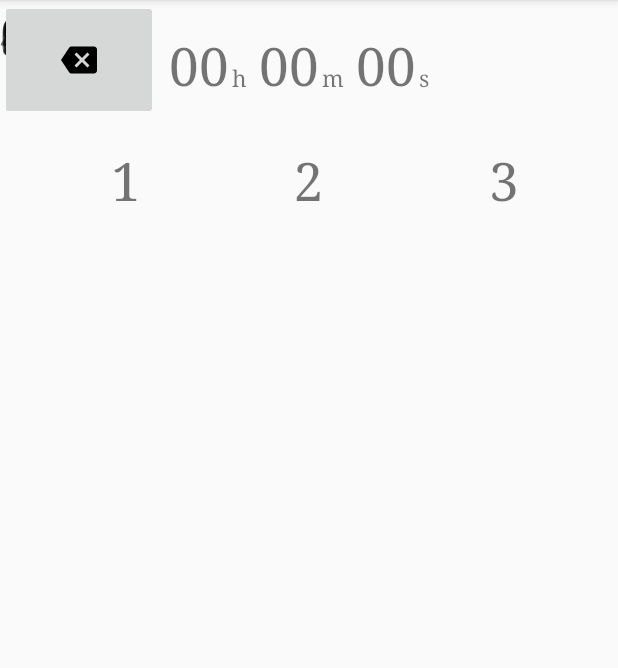
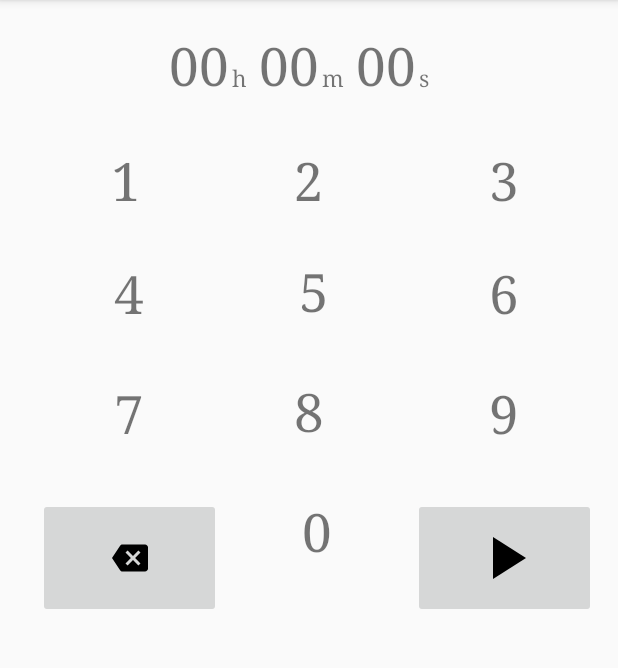
Before and after one commit to NWuensche/MorningPages, an Android app: the screen it shows after launch (MainActivity), on a phone screen of 412 x 824 dp, the part 84-752 px from its top. Run offline under Robolectric (Android 15) with nearby library versions, the phone set to English and light mode, and no system bars.

Commit message:
Fix layout

```diff
--- a/app/src/main/res/layout/activity_main.xml
+++ b/app/src/main/res/layout/activity_main.xml
@@ -18,30 +18,43 @@
         android:gravity="center_horizontal"
         android:text="4"
         android:textSize="35sp"
-        tools:layout_editor_absoluteY="183dp"
-        tools:layout_editor_absoluteX="18dp" />
+        app:layout_constraintLeft_toLeftOf="@+id/text1"
+        android:layout_marginLeft="0dp"
+        app:layout_constraintRight_toLeftOf="@+id/text5"
+        android:layout_marginRight="0dp"
+        android:layout_marginTop="0dp"
+        app:layout_constraintTop_toBottomOf="@+id/text2" />
 
     <TextView
         android:id="@+id/text5"
-        android:layout_width="0dp"
+        android:layout_width="122dp"
         android:layout_height="80dp"
+        android:layout_marginLeft="0dp"
+        android:layout_marginRight="0dp"
+        android:layout_marginTop="-1dp"
         android:fontFamily="serif"
         android:gravity="center_horizontal"
         android:text="5"
         android:textSize="35sp"
-        tools:layout_editor_absoluteX="121dp"
-        tools:layout_editor_absoluteY="184dp" />
+        app:layout_constraintLeft_toLeftOf="@+id/text2"
+        app:layout_constraintRight_toLeftOf="@+id/text3"
+        app:layout_constraintTop_toBottomOf="@+id/text2"
+        app:layout_constraintHorizontal_bias="0.428" />
 
     <TextView
         android:id="@+id/text6"
-        android:layout_width="0dp"
+        android:layout_width="122dp"
         android:layout_height="80dp"
+        android:layout_marginLeft="0dp"
+        android:layout_marginRight="0dp"
+        android:layout_marginTop="0dp"
         android:fontFamily="serif"
         android:gravity="center_horizontal"
         android:text="6"
         android:textSize="35sp"
-        tools:layout_editor_absoluteY="176dp"
-        tools:layout_editor_absoluteX="141dp" />
+        app:layout_constraintLeft_toLeftOf="@+id/text3"
+        app:layout_constraintRight_toRightOf="@+id/text3"
+        app:layout_constraintTop_toBottomOf="@+id/text2" />
 
     <TextView
         android:id="@+id/labelHours"
@@ -155,8 +168,12 @@
         android:gravity="center_horizontal"
         android:text="8"
         android:textSize="35sp"
-        tools:layout_editor_absoluteY="251dp"
-        tools:layout_editor_absoluteX="121dp" />
+        android:layout_marginTop="0dp"
+        app:layout_constraintTop_toBottomOf="@+id/text5"
+        android:layout_marginRight="0dp"
+        app:layout_constraintRight_toRightOf="@+id/text2"
+        android:layout_marginLeft="0dp"
+        app:layout_constraintLeft_toLeftOf="@+id/text2" />
 
     <TextView
         android:id="@+id/text0"
@@ -166,19 +183,27 @@
         android:gravity="center_horizontal"
         android:text="0"
         android:textSize="35sp"
-        tools:layout_editor_absoluteY="331dp"
-        tools:layout_editor_absoluteX="121dp" />
+        android:layout_marginTop="0dp"
+        app:layout_constraintTop_toBottomOf="@+id/text8"
+        app:layout_constraintRight_toLeftOf="@+id/text9"
+        android:layout_marginRight="0dp"
+        app:layout_constraintLeft_toRightOf="@+id/text7"
+        android:layout_marginLeft="0dp" />
 
     <TextView
         android:id="@+id/text9"
-        android:layout_width="0dp"
+        android:layout_width="122dp"
         android:layout_height="80dp"
+        android:layout_marginLeft="0dp"
+        android:layout_marginRight="0dp"
+        android:layout_marginTop="0dp"
         android:fontFamily="serif"
         android:gravity="center_horizontal"
         android:text="9"
         android:textSize="35sp"
-        tools:layout_editor_absoluteY="256dp"
-        tools:layout_editor_absoluteX="141dp" />
+        app:layout_constraintLeft_toLeftOf="@+id/text6"
+        app:layout_constraintRight_toRightOf="@+id/text6"
+        app:layout_constraintTop_toBottomOf="@+id/text6" />
 
     <ImageButton
         android:id="@+id/textGo"
@@ -191,32 +216,44 @@
         android:text="9"
         android:textSize="35sp"
         android:visibility="visible"
-        tools:layout_editor_absoluteY="336dp"
-        tools:layout_editor_absoluteX="141dp" />
+        android:layout_marginRight="0dp"
+        app:layout_constraintRight_toRightOf="@+id/text9"
+        android:layout_marginTop="0dp"
+        app:layout_constraintTop_toBottomOf="@+id/text9"
+        android:layout_marginLeft="0dp"
+        app:layout_constraintLeft_toLeftOf="@+id/text9" />
 
     <TextView
         android:id="@+id/text7"
-        android:layout_width="0dp"
-        android:layout_height="0dp"
+        android:layout_width="122dp"
+        android:layout_height="80dp"
         android:fontFamily="serif"
         android:gravity="center_horizontal"
         android:text="7"
         android:textSize="35sp"
-        tools:layout_editor_absoluteY="264dp"
-        tools:layout_editor_absoluteX="18dp" />
+        android:layout_marginTop="0dp"
+        app:layout_constraintTop_toBottomOf="@+id/text4"
+        android:layout_marginLeft="0dp"
+        app:layout_constraintLeft_toLeftOf="@+id/text4"
+        app:layout_constraintRight_toLeftOf="@+id/text5"
+        android:layout_marginRight="0dp" />
 
     <ImageButton
         android:id="@+id/textClearLast"
-        android:layout_width="105dp"
+        android:layout_width="122dp"
         android:layout_height="80dp"
+        android:layout_marginLeft="0dp"
+        android:layout_marginRight="0dp"
+        android:layout_marginTop="0dp"
         android:fontFamily="serif"
         android:gravity="center_horizontal"
         android:scaleType="centerInside"
         android:src="@drawable/backspace"
         android:text="7"
         android:textSize="35sp"
-        tools:layout_editor_absoluteY="334dp"
-        tools:layout_editor_absoluteX="18dp" />
+        app:layout_constraintLeft_toLeftOf="@+id/text7"
+        app:layout_constraintRight_toLeftOf="@+id/text0"
+        app:layout_constraintTop_toBottomOf="@+id/text7" />
 
     <TextView
         android:id="@+id/currSingleMinutes"
```
